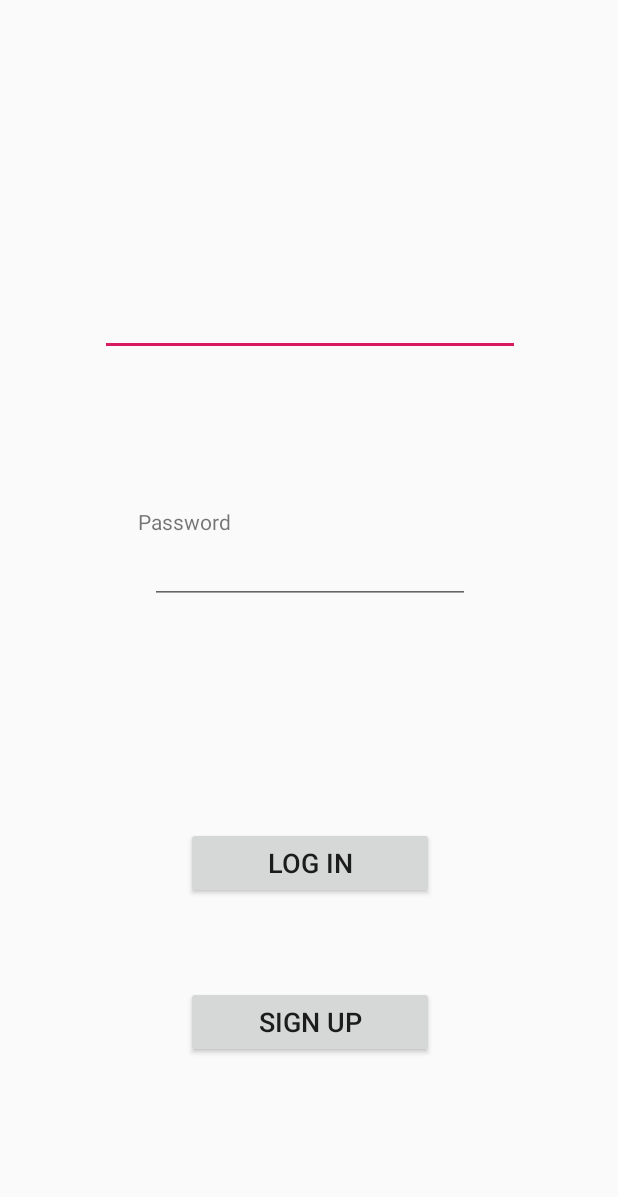
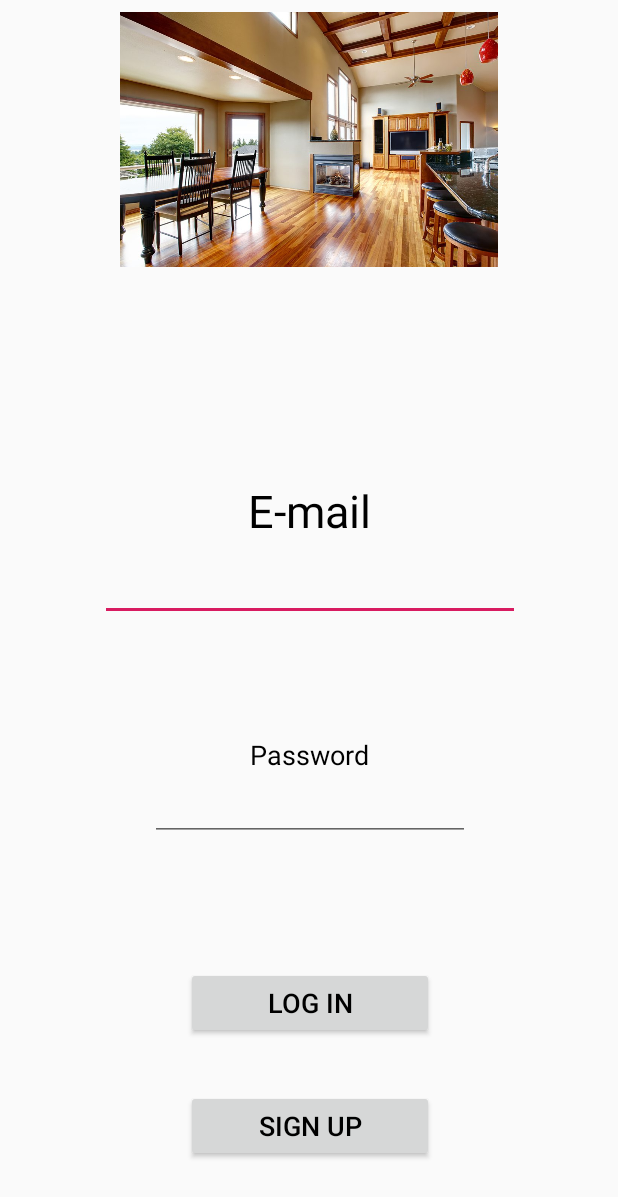
Before and after one commit to ECU-CSCI-3030/UrTurn, an Android app: the layout activity_log_in.xml on its own in the app's theme, with its tools: preview values and no code run, on a phone screen of 412 x 824 dp. Shown: the top 1197 px of the screen. Run offline under Robolectric (Android 15) with nearby library versions, the phone set to English and light mode, and no system bars.

Commit message:
First Commit

```diff
--- a/app/src/main/java/com/team11/urturn/MainActivity.java
+++ b/app/src/main/java/com/team11/urturn/MainActivity.java
@@ -4,7 +4,7 @@ import android.content.Intent;
 import android.os.Bundle;
 import android.support.v7.app.AppCompatActivity;
 import android.view.View;
-    import android.widget.Button;
+import android.widget.Button;
 
 public class MainActivity extends AppCompatActivity {
 
--- a/app/src/main/res/layout-v26/activity_log_in.xml
+++ b/app/src/main/res/layout-v26/activity_log_in.xml
@@ -5,6 +5,22 @@
     android:layout_width="match_parent"
     android:layout_height="match_parent"
     tools:context=".LogIn">
+
+    <TextView
+        android:id="@+id/Attempts"
+        android:layout_width="wrap_content"
+        android:layout_height="wrap_content"
+        android:layout_marginTop="8dp"
+        android:layout_marginBottom="8dp"
+        android:text="@string/textview"
+        android:textSize="24sp"
+        app:layout_constraintBottom_toBottomOf="parent"
+        app:layout_constraintHorizontal_bias="0.81"
+        app:layout_constraintLeft_toLeftOf="parent"
+        app:layout_constraintRight_toRightOf="parent"
+        app:layout_constraintTop_toTopOf="parent"
+        app:layout_constraintVertical_bias="0.825"
+        tools:text="@string/attempts" />
 
     <ImageView
         android:id="@+id/test_Image"
--- a/app/src/main/res/layout/activity_log_in.xml
+++ b/app/src/main/res/layout/activity_log_in.xml
@@ -6,6 +6,22 @@
     android:layout_height="match_parent"
     tools:context=".LogIn">
 
+    <ImageView
+        android:id="@+id/TestImage"
+        android:layout_width="wrap_content"
+        android:layout_height="170dp"
+        android:layout_marginTop="8dp"
+        android:layout_marginEnd="8dp"
+        android:layout_marginBottom="8dp"
+        android:contentDescription="@string/samplephoto"
+        app:layout_constraintBottom_toBottomOf="parent"
+        app:layout_constraintEnd_toEndOf="parent"
+        app:layout_constraintHorizontal_bias="0.0"
+        app:layout_constraintStart_toStartOf="parent"
+        app:layout_constraintTop_toTopOf="parent"
+        app:layout_constraintVertical_bias="0.0"
+        app:srcCompat="@drawable/cleanroomexample" />
+
     <EditText
         android:id="@+id/Email"
         android:layout_width="wrap_content"
@@ -13,20 +29,21 @@
         android:layout_marginStart="8dp"
         android:layout_marginTop="8dp"
         android:layout_marginEnd="8dp"
-        android:layout_marginBottom="8dp"
+        android:layout_marginBottom="9dp"
         android:ems="10"
-        android:gravity="center_vertical|fill"
+        android:gravity="center"
         android:importantForAutofill="no"
         android:inputType="textEmailAddress"
-        android:labelFor="@+id/LogInButton"
-        android:text="@string/default_email_text"
+        android:labelFor="@+id/emailText"
+        android:scrollbarAlwaysDrawHorizontalTrack="false"
+        android:singleLine="false"
         android:textSize="24sp"
         app:layout_constraintBottom_toBottomOf="parent"
         app:layout_constraintEnd_toEndOf="parent"
         app:layout_constraintHorizontal_bias="0.506"
         app:layout_constraintStart_toStartOf="parent"
         app:layout_constraintTop_toTopOf="parent"
-        app:layout_constraintVertical_bias="0.233" />
+        app:layout_constraintVertical_bias="0.468" />
 
     <EditText
         android:id="@+id/Password"
@@ -37,14 +54,18 @@
         android:layout_marginEnd="8dp"
         android:layout_marginBottom="8dp"
         android:ems="10"
+        android:gravity="center"
         android:importantForAutofill="no"
         android:inputType="textPassword"
+        android:labelFor="@+id/textPassword"
+        android:selectAllOnFocus="false"
+        android:singleLine="true"
         app:layout_constraintBottom_toBottomOf="parent"
         app:layout_constraintEnd_toEndOf="parent"
         app:layout_constraintHorizontal_bias="0.503"
         app:layout_constraintStart_toStartOf="parent"
         app:layout_constraintTop_toTopOf="parent"
-        app:layout_constraintVertical_bias="0.458" />
+        app:layout_constraintVertical_bias="0.665" />
 
     <Button
         android:id="@+id/LogInButton"
@@ -54,14 +75,16 @@
         android:layout_marginTop="8dp"
         android:layout_marginEnd="8dp"
         android:layout_marginBottom="8dp"
+        android:clickable="false"
         android:text="@string/log_in_button_text"
+        android:textColor="@android:color/black"
         android:textSize="18sp"
         app:layout_constraintBottom_toBottomOf="parent"
         app:layout_constraintEnd_toEndOf="parent"
         app:layout_constraintHorizontal_bias="0.502"
         app:layout_constraintStart_toStartOf="parent"
         app:layout_constraintTop_toTopOf="parent"
-        app:layout_constraintVertical_bias="0.715" />
+        app:layout_constraintVertical_bias="0.838" />
 
     <Button
         android:id="@+id/SignUpButton"
@@ -72,13 +95,14 @@
         android:layout_marginEnd="8dp"
         android:layout_marginBottom="8dp"
         android:text="@string/sign_up_button_text"
+        android:textColor="@android:color/black"
         android:textSize="18sp"
         app:layout_constraintBottom_toBottomOf="parent"
         app:layout_constraintEnd_toEndOf="parent"
         app:layout_constraintHorizontal_bias="0.502"
         app:layout_constraintStart_toStartOf="parent"
         app:layout_constraintTop_toTopOf="parent"
-        app:layout_constraintVertical_bias="0.854" />
+        app:layout_constraintVertical_bias="0.946" />
 
     <TextView
         android:id="@+id/textPassword"
@@ -90,10 +114,30 @@
         android:gravity="start|end"
         android:text="@string/password_text"
         android:textAlignment="gravity"
+        android:textColor="@android:color/black"
+        android:textSize="18sp"
         app:layout_constraintBottom_toTopOf="@+id/Password"
         app:layout_constraintEnd_toEndOf="parent"
-        app:layout_constraintHorizontal_bias="0.251"
+        app:layout_constraintHorizontal_bias="0.501"
         app:layout_constraintStart_toStartOf="parent"
         app:layout_constraintTop_toTopOf="parent"
         app:layout_constraintVertical_bias="1.0" />
+
+    <TextView
+        android:id="@+id/emailText"
+        android:layout_width="wrap_content"
+        android:layout_height="wrap_content"
+        android:layout_marginStart="8dp"
+        android:layout_marginTop="8dp"
+        android:layout_marginEnd="8dp"
+        android:gravity="start|end"
+        android:text="@string/email_text"
+        android:textColor="@android:color/black"
+        android:textSize="30sp"
+        app:layout_constraintBottom_toTopOf="@+id/Email"
+        app:layout_constraintEnd_toEndOf="parent"
+        app:layout_constraintStart_toStartOf="parent"
+        app:layout_constraintTop_toTopOf="parent"
+        app:layout_constraintVertical_bias="1.0" />
+
 </android.support.constraint.ConstraintLayout>
--- a/app/src/main/res/values/strings.xml
+++ b/app/src/main/res/values/strings.xml
@@ -9,7 +9,7 @@
     <string name="samplephoto">SamplePhoto</string>
     <string name="title_activity_main">MainActivity</string>
     <string name="test_second_screen">Main Menu</string>
-    <string name="menu_change">Menu Change</string>
+    <string name="room_number">Room Number</string>
     <string name="swap_button">Swap</string>
     <string name="attempts">5</string>
 </resources>
```
Also changed, not shown: app/src/main/java/com/team11/urturn/LogIn.java (+17 -3 lines), app/src/main/java/com/team11/urturn/SecondActivity.java (+15 -0 lines), app/src/main/res/layout/activity_main.xml (+6 -2 lines), app/src/main/res/layout/activity_second.xml (+21 -2 lines).
